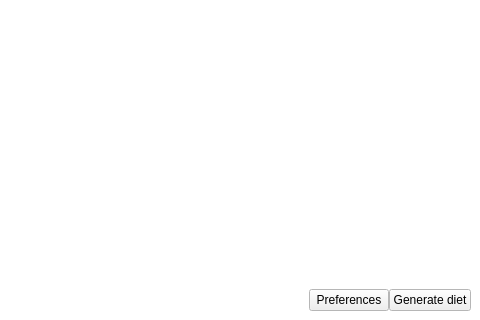
Before: the Qt Designer form ui/ui_mainwindow.ui in josh-minch/spartan, drawn with Qt 5; both pictures show x 770 to 1250 and y 381 to 701 of the 1250 by 701 pixel window.
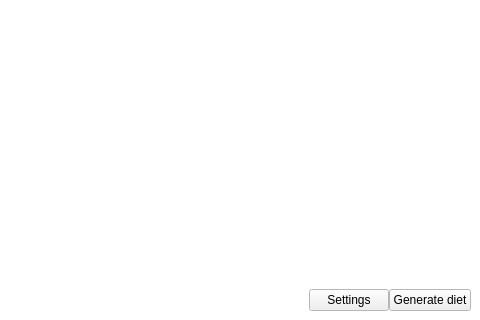
After: the same form once the commit is applied. Icons and pictures are not drawn. Custom widgets are drawn as their Qt base class.

Commit message: Rename preferences

Patch:
```diff
--- a/ui/ui_mainwindow.ui
+++ b/ui/ui_mainwindow.ui
@@ -1318,7 +1318,7 @@
            </font>
           </property>
           <property name="text">
-           <string>Preferences</string>
+           <string>Settings</string>
           </property>
           <property name="icon">
            <iconset>
```
The commit also changes 1 other file.
